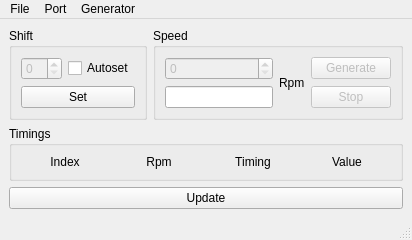
Above: service/ignitor.ui from asmaslov/ignitor before the change. Below: the same form after it.
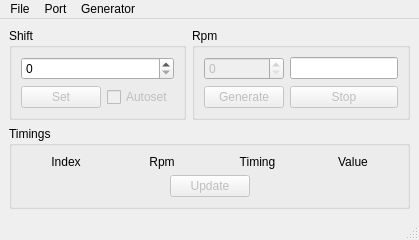
That is the form after the change. Icons and pictures are not drawn.

Diff of the .ui file:
```diff
--- a/service/ignitor.ui
+++ b/service/ignitor.ui
@@ -11,30 +11,43 @@
   </property>
   <widget class="QWidget" name="centralwidget">
    <layout class="QGridLayout" name="gridLayout">
-    <item row="0" column="0">
-     <widget class="QGroupBox" name="groupBoxShift">
+    <item row="0" column="1" colspan="2">
+     <widget class="QGroupBox" name="groupBoxRpm">
       <property name="title">
-       <string>Shift</string>
+       <string>Rpm</string>
       </property>
-      <layout class="QGridLayout" name="gridLayoutShift">
+      <layout class="QGridLayout" name="gridLayoutSpeed">
+       <item row="1" column="0">
+        <widget class="QPushButton" name="pushButtonGenerate">
+         <property name="enabled">
+          <bool>false</bool>
+         </property>
+         <property name="text">
+          <string>Generate</string>
+         </property>
+        </widget>
+       </item>
+       <item row="1" column="1">
+        <widget class="QPushButton" name="pushButtonStop">
+         <property name="enabled">
+          <bool>false</bool>
+         </property>
+         <property name="text">
+          <string>Stop</string>
+         </property>
+        </widget>
+       </item>
        <item row="0" column="0">
-        <widget class="QSpinBox" name="spinBoxShiftSet">
+        <widget class="QSpinBox" name="spinBoxSpeedSet">
          <property name="enabled">
           <bool>false</bool>
          </property>
         </widget>
        </item>
        <item row="0" column="1">
-        <widget class="QCheckBox" name="checkBoxShiftAutoset">
-         <property name="text">
-          <string>Autoset</string>
-         </property>
-        </widget>
-       </item>
-       <item row="1" column="0" colspan="2">
-        <widget class="QPushButton" name="pushButtonShiftSet">
-         <property name="text">
-          <string>Set</string>
+        <widget class="QLineEdit" name="lineEditSpeedReal">
+         <property name="readOnly">
+          <bool>true</bool>
          </property>
         </widget>
        </item>
@@ -46,6 +59,8 @@
       <property name="title">
        <string>Timings</string>
       </property>
+      <layout class="QVBoxLayout" name="verticalLayoutTimings">
+       <item>
       <layout class="QGridLayout" name="gridLayoutTimings">
        <item row="0" column="2">
         <widget class="QLabel" name="labelTiming">
@@ -57,6 +72,16 @@
          </property>
         </widget>
        </item>
+         <item row="0" column="1">
+          <widget class="QLabel" name="labelRpm">
+           <property name="text">
+            <string>Rpm</string>
+           </property>
+           <property name="alignment">
+            <set>Qt::AlignCenter</set>
+           </property>
+          </widget>
+         </item>
        <item row="0" column="0">
         <widget class="QLabel" name="labelIndex">
          <property name="text">
@@ -77,76 +102,83 @@
          </property>
         </widget>
        </item>
-       <item row="0" column="1">
-        <widget class="QLabel" name="labelRpm">
-         <property name="text">
-          <string>Rpm</string>
-         </property>
-         <property name="alignment">
-          <set>Qt::AlignCenter</set>
-         </property>
-        </widget>
-       </item>
-      </layout>
-     </widget>
-    </item>
-    <item row="0" column="1" colspan="2">
-     <widget class="QGroupBox" name="groupBoxSpeed">
-      <property name="title">
-       <string>Speed</string>
-      </property>
-      <layout class="QGridLayout" name="gridLayoutSpeed">
-       <item row="0" column="0">
-        <widget class="QSpinBox" name="spinBoxSpeedSet">
-         <property name="enabled">
-          <bool>false</bool>
-         </property>
-        </widget>
-       </item>
-       <item row="0" column="2">
-        <widget class="QPushButton" name="pushButtonGenerate">
-         <property name="enabled">
-          <bool>false</bool>
-         </property>
-         <property name="text">
-          <string>Generate</string>
-         </property>
-        </widget>
-       </item>
-       <item row="1" column="0">
-        <widget class="QLineEdit" name="lineEditSpeedReal">
-         <property name="readOnly">
-          <bool>true</bool>
-         </property>
-        </widget>
-       </item>
-       <item row="1" column="2">
-        <widget class="QPushButton" name="pushButtonStop">
-         <property name="enabled">
-          <bool>false</bool>
-         </property>
-         <property name="text">
-          <string>Stop</string>
-         </property>
-        </widget>
-       </item>
-       <item row="0" column="1" rowspan="2">
-        <widget class="QLabel" name="labelSpeedSet">
-         <property name="text">
-          <string>Rpm</string>
-         </property>
-        </widget>
-       </item>
-      </layout>
-     </widget>
-    </item>
-    <item row="3" column="0" colspan="3">
+        </layout>
+       </item>
+       <item>
+        <layout class="QHBoxLayout" name="horizontalLayoutUpdate">
+         <item>
+          <spacer name="horizontalSpacerLeft">
+           <property name="orientation">
+            <enum>Qt::Horizontal</enum>
+           </property>
+           <property name="sizeHint" stdset="0">
+            <size>
+             <width>40</width>
+             <height>20</height>
+            </size>
+           </property>
+          </spacer>
+         </item>
+         <item>
      <widget class="QPushButton" name="pushButtonUpdate">
+           <property name="enabled">
+            <bool>false</bool>
+           </property>
       <property name="text">
        <string>Update</string>
       </property>
      </widget>
     </item>
+         <item>
+          <spacer name="horizontalSpacerRight">
+           <property name="orientation">
+            <enum>Qt::Horizontal</enum>
+           </property>
+           <property name="sizeHint" stdset="0">
+            <size>
+             <width>40</width>
+             <height>20</height>
+            </size>
+           </property>
+          </spacer>
+         </item>
+        </layout>
+       </item>
+      </layout>
+     </widget>
+    </item>
+    <item row="0" column="0">
+     <widget class="QGroupBox" name="groupBoxShift">
+      <property name="title">
+       <string>Shift</string>
+      </property>
+      <layout class="QGridLayout" name="gridLayoutShift">
+       <item row="1" column="0">
+        <widget class="QPushButton" name="pushButtonShiftSet">
+         <property name="enabled">
+          <bool>false</bool>
+         </property>
+         <property name="text">
+          <string>Set</string>
+         </property>
+        </widget>
+       </item>
+       <item row="1" column="1">
+        <widget class="QCheckBox" name="checkBoxShiftAutoset">
+         <property name="enabled">
+          <bool>false</bool>
+         </property>
+         <property name="text">
+          <string>Autoset</string>
+         </property>
+        </widget>
+       </item>
+       <item row="0" column="0" colspan="2">
+        <widget class="QSpinBox" name="spinBoxShiftSet"/>
+       </item>
+      </layout>
+     </widget>
+    </item>
    </layout>
   </widget>
   <widget class="QMenuBar" name="menubar">
@@ -154,7 +186,7 @@
     <rect>
      <x>0</x>
      <y>0</y>
-     <width>374</width>
+     <width>400</width>
      <height>22</height>
     </rect>
    </property>
@@ -173,8 +205,10 @@
      <string>File</string>
     </property>
     <addaction name="actionOpen"/>
-    <addaction name="actionSave_As"/>
-    <addaction name="actionSave_As_2"/>
+    <addaction name="actionSave"/>
+    <addaction name="actionSaveAs"/>
+    <addaction name="separator"/>
+    <addaction name="actionWriteMemory"/>
     <addaction name="separator"/>
     <addaction name="actionExit"/>
    </widget>
@@ -187,20 +221,43 @@
    <property name="text">
     <string>Open</string>
    </property>
+   <property name="shortcut">
+    <string>Ctrl+O</string>
+   </property>
   </action>
-  <action name="actionSave_As">
+  <action name="actionSave">
    <property name="text">
     <string>Save</string>
    </property>
+   <property name="shortcut">
+    <string>Ctrl+A</string>
+   </property>
   </action>
-  <action name="actionSave_As_2">
+  <action name="actionSaveAs">
    <property name="text">
     <string>Save As...</string>
    </property>
+   <property name="shortcut">
+    <string>Ctrl+Shift+S</string>
+   </property>
   </action>
   <action name="actionExit">
    <property name="text">
     <string>Exit</string>
+   </property>
+   <property name="shortcut">
+    <string>Ctrl+Q</string>
+   </property>
+  </action>
+  <action name="actionWriteMemory">
+   <property name="enabled">
+    <bool>false</bool>
+   </property>
+   <property name="text">
+    <string>Write memory</string>
+   </property>
+   <property name="toolTip">
+    <string>Write memory</string>
    </property>
   </action>
  </widget>
```
Lines whose indentation alone changed are shown as unchanged.
